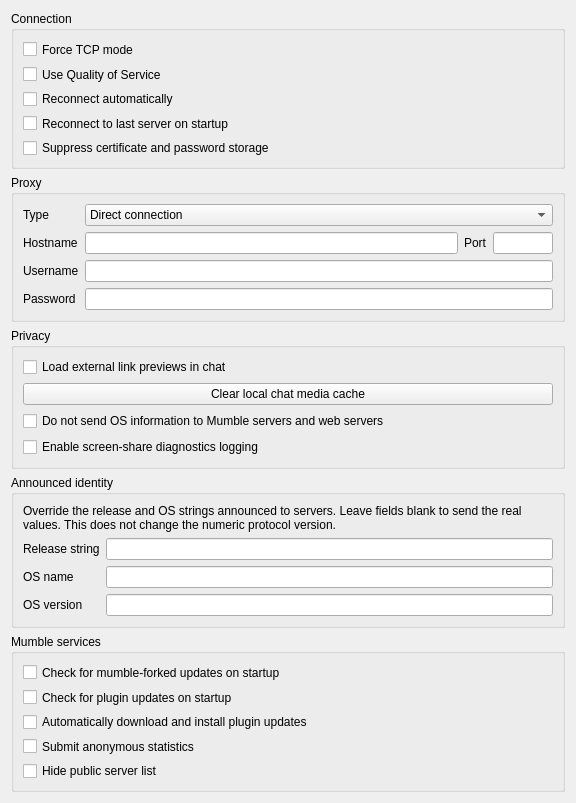
Qt form src/mumble/NetworkConfig.ui (dankmaster/mumble-forked) before a commit.
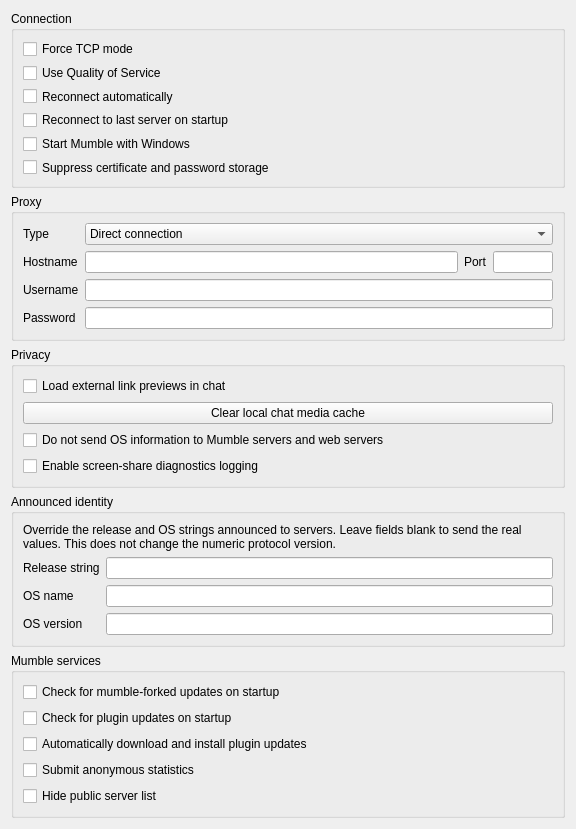
The same form after that commit. Custom widgets are drawn as their Qt base class.

The edit to the form file:
```diff
--- a/src/mumble/NetworkConfig.ui
+++ b/src/mumble/NetworkConfig.ui
@@ -78,6 +78,19 @@
         </property>
        </widget>
       </item>
+      <item>
+       <widget class="QCheckBox" name="qcbStartWithPC">
+        <property name="toolTip">
+         <string>Start Mumble automatically when you sign in to Windows</string>
+        </property>
+        <property name="whatsThis">
+         <string>&lt;b&gt;Start with PC&lt;/b&gt;.&lt;br /&gt;This starts Mumble hidden in the system tray when you sign in to Windows. If reconnect to last server is enabled, Mumble will reconnect automatically.</string>
+        </property>
+        <property name="text">
+         <string>Start Mumble with Windows</string>
+        </property>
+       </widget>
+      </item>
       <item>
        <widget class="QCheckBox" name="qcbSuppressIdentity">
         <property name="toolTip">
```
Left out of the diff: 2 changed lines with no effect on the pictures.
